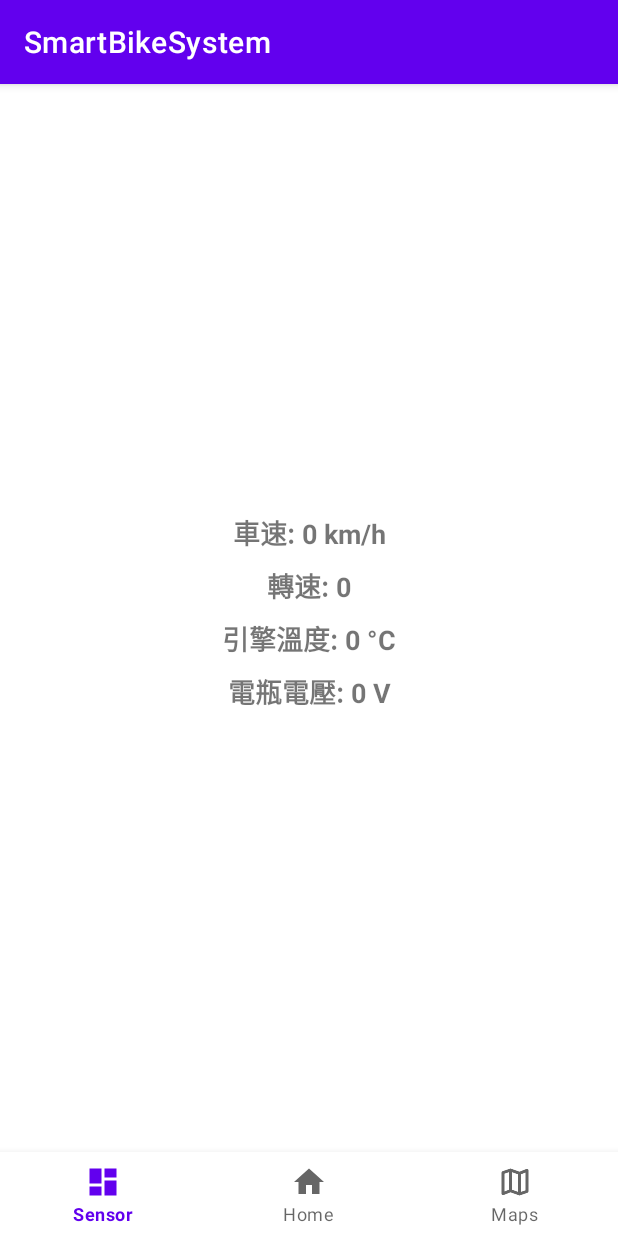
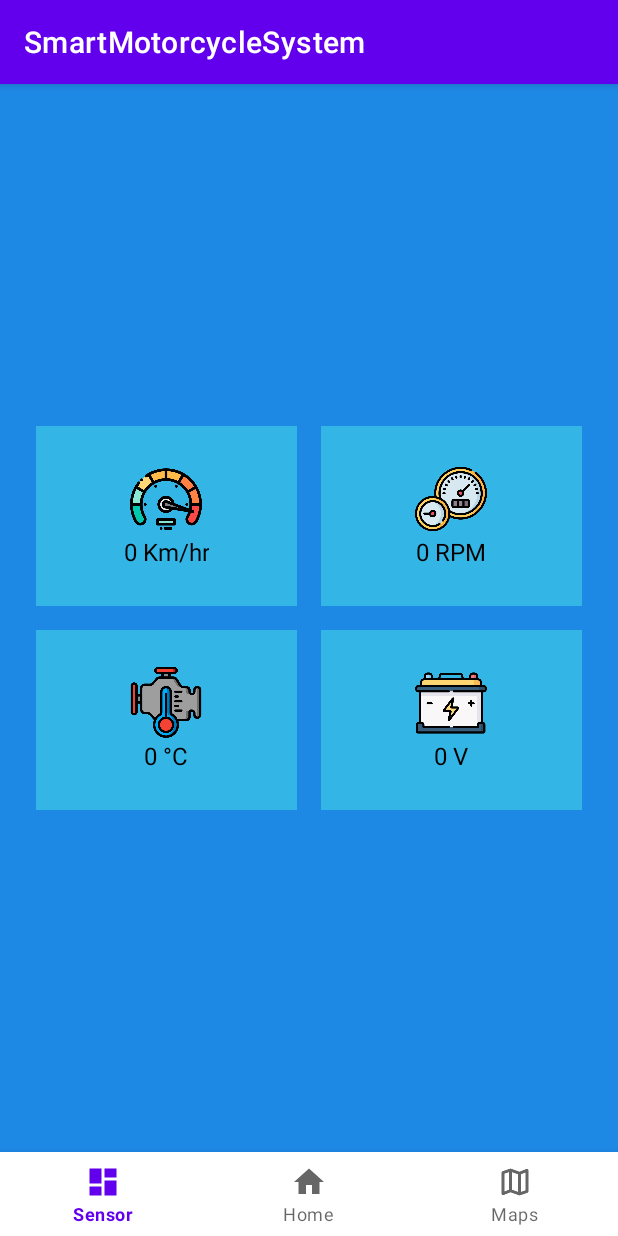
Before and after one commit to fongying/smart-motorcycle-system, an Android app: the SensorFragment screen opened through its navigation route, on a phone screen of 412 x 824 dp. Run offline under Robolectric (Android 15) with nearby library versions, the phone set to English and light mode, and no system bars; our stand-ins replace navigation-ui.

Commit message:
Rename project to SmartMotorcycleSystem and update project files

```diff
--- a/app/src/main/res/layout/fragment_sensors.xml
+++ b/app/src/main/res/layout/fragment_sensors.xml
@@ -1,48 +1,119 @@
+<?xml version="1.0" encoding="utf-8"?>
 <LinearLayout
     xmlns:android="http://schemas.android.com/apk/res/android"
     android:layout_width="match_parent"
     android:layout_height="match_parent"
     android:orientation="vertical"
     android:padding="16dp"
-    android:gravity="center">
+    android:gravity="center"
+    android:background="#1E88E5">
+
+    <TableLayout
+        android:layout_width="wrap_content"
+        android:layout_height="wrap_content"
+        android:layout_gravity="center"
+        android:stretchColumns="*">
+
+        <TableRow>
+            <LinearLayout
+                android:layout_width="120dp"
+                android:layout_height="120dp"
+                android:orientation="vertical"
+                android:padding="8dp"
+                android:gravity="center"
+                android:layout_margin="8dp"
+                android:background="@android:color/holo_blue_light">
+
+                <ImageView
+                    android:layout_width="48dp"
+                    android:layout_height="48dp"
+                    android:src="@drawable/speed" />
 
                 <TextView
                     android:id="@+id/speedTextView"
-        android:layout_width="match_parent"
+                    android:layout_width="wrap_content"
                     android:layout_height="wrap_content"
-        android:layout_marginBottom="8dp"
-        android:text="車速: 0 km/h"
-        android:textSize="18sp"
-        android:textStyle="bold"
-        android:gravity="center"/>
+                    android:text="0 Km/hr"
+                    android:textSize="16sp"
+                    android:textColor="@android:color/black"
+                    android:gravity="center" />
+            </LinearLayout>
+
+            <LinearLayout
+                android:layout_width="120dp"
+                android:layout_height="120dp"
+                android:orientation="vertical"
+                android:padding="8dp"
+                android:gravity="center"
+                android:layout_margin="8dp"
+                android:background="@android:color/holo_blue_light">
+
+                <ImageView
+                    android:layout_width="48dp"
+                    android:layout_height="48dp"
+                    android:src="@drawable/rpm" />
 
                 <TextView
                     android:id="@+id/rpmTextView"
-        android:layout_width="match_parent"
+                    android:layout_width="wrap_content"
                     android:layout_height="wrap_content"
-        android:layout_marginBottom="8dp"
-        android:text="轉速: 0"
-        android:textSize="18sp"
-        android:textStyle="bold"
-        android:gravity="center"/>
+                    android:text="0 RPM"
+                    android:textSize="16sp"
+                    android:textColor="@android:color/black"
+                    android:gravity="center" />
+            </LinearLayout>
+        </TableRow>
+
+        <TableRow>
+            <LinearLayout
+                android:layout_width="120dp"
+                android:layout_height="120dp"
+                android:orientation="vertical"
+                android:padding="8dp"
+                android:gravity="center"
+                android:layout_margin="8dp"
+                android:background="@android:color/holo_blue_light">
+
+                <ImageView
+                    android:layout_width="48dp"
+                    android:layout_height="48dp"
+                    android:src="@drawable/enginetmp" />
 
                 <TextView
                     android:id="@+id/tempTextView"
-        android:layout_width="match_parent"
+                    android:layout_width="wrap_content"
                     android:layout_height="wrap_content"
-        android:layout_marginBottom="8dp"
-        android:text="引擎溫度: 0 °C"
-        android:textSize="18sp"
-        android:textStyle="bold"
-        android:gravity="center"/>
+                    android:text="0 °C"
+                    android:textSize="16sp"
+                    android:textColor="@android:color/black"
+                    android:gravity="center" />
+            </LinearLayout>
+
+            <LinearLayout
+                android:layout_width="120dp"
+                android:layout_height="120dp"
+                android:orientation="vertical"
+                android:padding="8dp"
+                android:gravity="center"
+                android:layout_margin="8dp"
+                android:background="@android:color/holo_blue_light">
+
+                <ImageView
+                    android:layout_width="48dp"
+                    android:layout_height="48dp"
+                    android:src="@drawable/battery" />
 
                 <TextView
                     android:id="@+id/voltageTextView"
-        android:layout_width="match_parent"
+                    android:layout_width="wrap_content"
                     android:layout_height="wrap_content"
-        android:layout_marginBottom="8dp"
-        android:text="電瓶電壓: 0 V"
-        android:textSize="18sp"
-        android:textStyle="bold"
-        android:gravity="center"/>
+                    android:text="0 V"
+                    android:textSize="16sp"
+                    android:textColor="@android:color/black"
+                    android:gravity="center" />
             </LinearLayout>
+        </TableRow>
+
+    </TableLayout>
+
+</LinearLayout>
--- a/app/src/main/res/values/strings.xml
+++ b/app/src/main/res/values/strings.xml
@@ -1,5 +1,5 @@
 <resources>
-    <string name="app_name">SmartBikeSystem</string>
+    <string name="app_name">SmartMotorcycleSystem</string>
     <string name="title_home">Home</string>
     <string name="title_dashboard">Sensor</string>
     <string name="title_map">Maps</string>
```
Also changed, not shown: app/src/main/res/drawable/battery.png (added), app/src/main/res/drawable/enginetmp.png (added), app/src/main/res/drawable/rpm.png (added), app/src/main/res/drawable/speed.png (added), 1 other file. Lines whose indentation alone changed are shown as unchanged.
